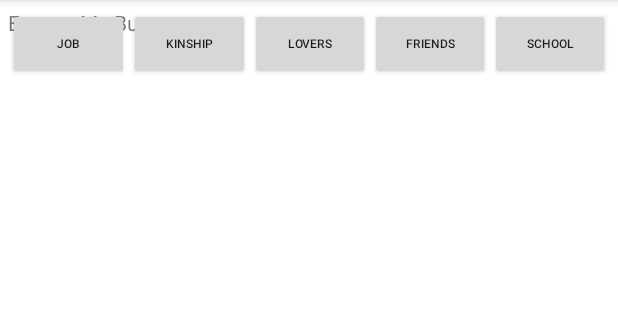
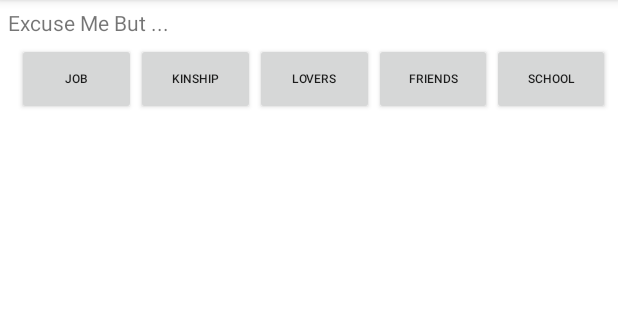
Before and after one commit to Unknowned1/ExcuseMeGenerator_v0.01, an Android app: the screen it shows after launch (MainActivity), on a phone screen of 412 x 824 dp, the part 84-404 px from its top. Run offline under Robolectric (Android 15) with nearby library versions, the phone set to English and light mode, and no system bars.

Commit message:
remade_2_1_1

```diff
--- a/app/src/main/res/layout/activity_main.xml
+++ b/app/src/main/res/layout/activity_main.xml
@@ -30,7 +30,8 @@
         android:layout_below="@id/Title"
         android:layout_alignParentStart="true"
         android:layout_alignParentTop="true"
-        android:layout_marginTop="0dp"
+        android:layout_marginStart="6dp"
+        android:layout_marginTop="23dp"
         android:orientation="horizontal">
 
         <Button
```
